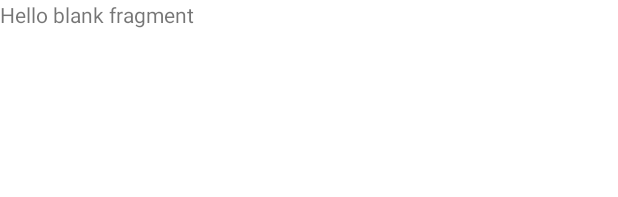
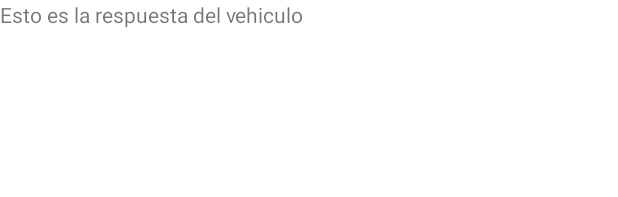
Before and after one commit to HyperCC/ParkingUCN, an Android app: the layout fragment_buscar_vehiculo_resultado.xml on its own in the app's theme, with its tools: preview values and no code run, on a phone screen of 412 x 824 dp. Shown: the top 197 px of the screen. Run offline under Robolectric (Android 15) with nearby library versions, the phone set to English and light mode, and no system bars.

Commit message:
feat(APP): update fragment classname to BuscarVehiculoResultado

```diff
--- a/App/app/src/main/res/layout/activity_buscar.xml
+++ b/App/app/src/main/res/layout/activity_buscar.xml
@@ -55,4 +55,10 @@
         app:layout_constraintTop_toBottomOf="@+id/editText"
         app:layout_constraintVertical_bias="1.0" />
 
+    <FrameLayout
+        android:id="@+id/contenedorFragments"
+        android:layout_width="match_parent"
+        android:layout_height="match_parent"
+        android:layout_margin="5dp"/>
+
 </androidx.constraintlayout.widget.ConstraintLayout>
--- a/App/app/src/main/res/layout/fragment_buscar_persona_resultado.xml
+++ b/App/app/src/main/res/layout/fragment_buscar_persona_resultado.xml
@@ -9,6 +9,6 @@
     <TextView
         android:layout_width="match_parent"
         android:layout_height="match_parent"
-        android:text="@string/hello_blank_fragment" />
+        android:text="Esto es la respuesta de la persona" />
 
 </FrameLayout>
--- a/App/app/src/main/res/layout/fragment_buscar_vehiculo_resultado.xml
+++ b/App/app/src/main/res/layout/fragment_buscar_vehiculo_resultado.xml
@@ -3,12 +3,12 @@
     xmlns:tools="http://schemas.android.com/tools"
     android:layout_width="match_parent"
     android:layout_height="match_parent"
-    tools:context=".buscar_vehiculo_resultado">
+    tools:context=".BuscarVehiculoResultado">
 
     <!-- TODO: Update blank fragment layout -->
     <TextView
         android:layout_width="match_parent"
         android:layout_height="match_parent"
-        android:text="@string/hello_blank_fragment" />
+        android:text="Esto es la respuesta del vehiculo" />
 
 </FrameLayout>
```
Also changed, not shown: App/app/src/main/java/cl/ucn/disc/pdis/appparkingucn/BuscarVehiculoResultado.java (added, +26 -0 lines), App/app/src/main/java/cl/ucn/disc/pdis/appparkingucn/buscar_vehiculo_resultado.java (deleted, +0 -64 lines).
